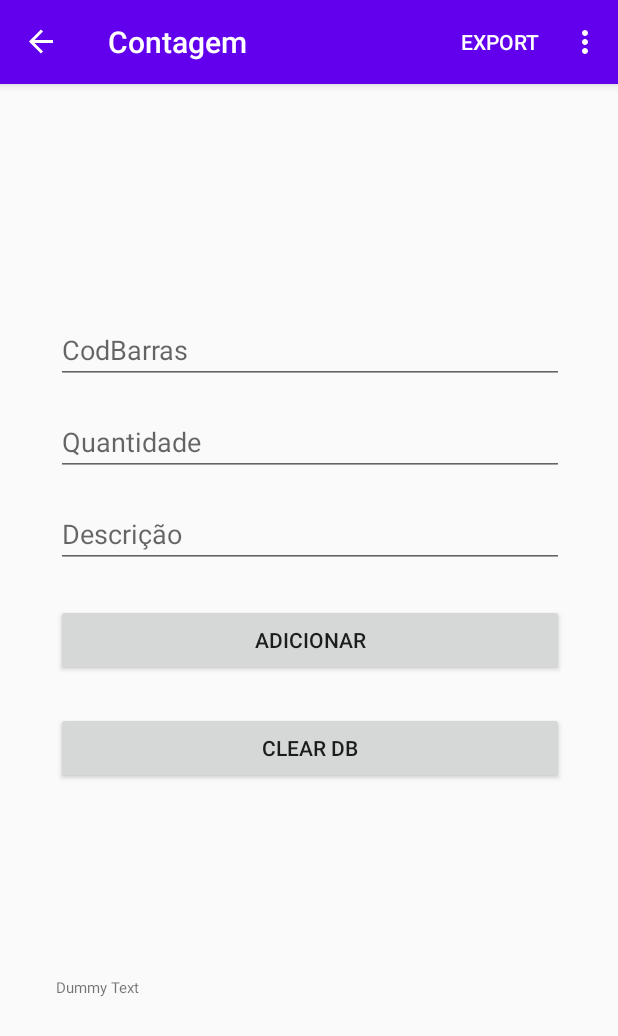
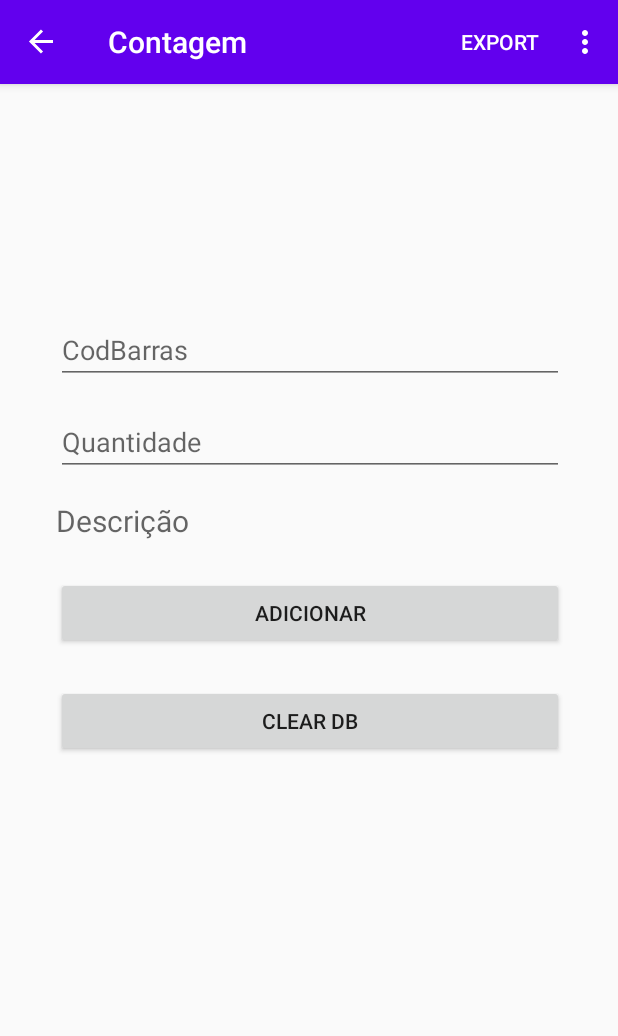
Before and after one commit to Slizel/FaridColetor, an Android app: the AddFragment screen opened through its navigation route, after a tap on "ADICIONAR", on a phone screen of 412 x 824 dp. Shown: the top 1036 px of the screen. Run offline under Robolectric (Android 15) with nearby library versions, the phone set to English and light mode, and no system bars; our stand-ins replace Room's generated code, navigation-ui; 3 statements that could not run were skipped.

Commit message:
Recycleview corrigido e ataptado para exibir corretamente as informações da contagem e do produto refletindo o modelo do JoinContagemProduto.kt

```diff
--- a/app/src/main/java/faridnet/com/faridcoletor/Data/ContagensDao.kt
+++ b/app/src/main/java/faridnet/com/faridcoletor/Data/ContagensDao.kt
@@ -3,6 +3,7 @@ package faridnet.com.faridcoletor.Data
 import androidx.lifecycle.LiveData
 import androidx.room.*
 import faridnet.com.faridcoletor.Model.Contagens
+import faridnet.com.faridcoletor.Model.JoinContagemProduto
 
 @Dao
 interface ContagensDao {
@@ -20,17 +21,17 @@ interface ContagensDao {
     @Query("DELETE FROM contagem_table")
     suspend fun deleteAllContagens()
 
-
     @Query("SELECT * FROM contagem_table ORDER BY produtoId ASC")
     fun readAllData(): LiveData<List<Contagens>>
 
     @Query("SELECT * FROM contagem_table ORDER BY produtoId ASC")
     fun readAllInfo(): List<Contagens>
-
+    //@Query("SELECT contagem_table.produtoId, Produtos.descricao, contagem_table.quantidade, contagem_table.datahora FROM contagem_table join (select distinct produtoId, descricao from product_table) Produtos on Produtos.produtoId = contagem_table.produtoId ORDER BY contagem_table.dataHora ASC")
 
     @get:Query("SELECT * FROM contagem_table")
     val allContagens: List<Contagens>
 
-
+    @Query("SELECT contagem_table.produtoId, Produtos.descricao, contagem_table.quantidade FROM contagem_table join (select distinct produtoId, descricao from product_table) Produtos on Produtos.produtoId = contagem_table.produtoId ORDER BY contagem_table.dataHora ASC")
+    fun readAllDatajoinContagemProduto(): LiveData<List<JoinContagemProduto>>
 
 }
--- a/app/src/main/java/faridnet/com/faridcoletor/Data/ProdutosDao.kt
+++ b/app/src/main/java/faridnet/com/faridcoletor/Data/ProdutosDao.kt
@@ -1,8 +1,9 @@
 package faridnet.com.faridcoletor.Data
 
+import androidx.annotation.Nullable
 import androidx.lifecycle.LiveData
+import androidx.lifecycle.MutableLiveData
 import androidx.room.*
-import faridnet.com.faridcoletor.Model.Contagens
 import faridnet.com.faridcoletor.Model.Produtos
 
 @Dao
@@ -17,9 +18,18 @@ interface ProdutosDao {
     @Delete
     suspend fun deleteProdutos(produtos: Produtos)
 
+    @Query("SELECT * FROM product_table")
+    suspend fun findProduto() : List<Produtos>
+
     @Query("DELETE FROM product_table")
     suspend fun deleteAllProdutos()
 
     @Query("SELECT * FROM product_table ORDER BY produtoId ASC")
     fun readAllData(): LiveData<List<Produtos>>
+
+    @Query("SELECT * FROM product_table where cast(codBarras as int) = cast(:codBarras as int)")
+    suspend fun loadProductByCodBarra(codBarras: String): Produtos
+
+//    @Query("SELECT * FROM product_table where cast(codBarras as int) = cast(:codBarras as int)")
+//    fun loadProductByCodBarra(codBarras: String): LiveData<Produtos>
 }
--- a/app/src/main/java/faridnet/com/faridcoletor/Fragments/Add/AddFragment.kt
+++ b/app/src/main/java/faridnet/com/faridcoletor/Fragments/Add/AddFragment.kt
@@ -1,96 +1,128 @@
 package faridnet.com.faridcoletor.Fragments.Add
 
-import android.content.Context
-import android.content.Intent
-import android.net.Uri
 import android.os.Bundle
+import android.text.Editable
 import android.text.TextUtils
-import androidx.fragment.app.Fragment
+import android.text.TextWatcher
 import android.view.LayoutInflater
 import android.view.View
 import android.view.ViewGroup
 import android.widget.Toast
 import androidx.appcompat.app.AlertDialog
-import androidx.core.content.FileProvider
+import androidx.fragment.app.Fragment
+import androidx.fragment.app.viewModels
 import androidx.lifecycle.ViewModelProvider
-import androidx.navigation.fragment.findNavController
-import faridnet.com.faridcoletor.Data.AppDatabase
-import faridnet.com.faridcoletor.MainActivity
+import androidx.lifecycle.lifecycleScope
 import faridnet.com.faridcoletor.Model.Contagens
-import faridnet.com.faridcoletor.Model.Produtos
+import faridnet.com.faridcoletor.R
 import faridnet.com.faridcoletor.Viewmodel.AppViewModel
-import faridnet.com.faridcoletor.R
 import kotlinx.android.synthetic.main.fragment_add.*
 import kotlinx.android.synthetic.main.fragment_add.view.*
-import java.io.File
-import java.io.FileOutputStream
+import kotlinx.coroutines.launch
 import java.text.SimpleDateFormat
 import java.util.*
-
 
 class AddFragment : Fragment() {
 
     private lateinit var cAppViewModel: AppViewModel
     private lateinit var pAppViewModel: AppViewModel
+    private val model: AppViewModel by viewModels()
 
     override fun onCreateView(
-        inflater: LayoutInflater, container: ViewGroup?,
+        inflater: LayoutInflater,
+        container: ViewGroup?,
         savedInstanceState: Bundle?
     ): View? {
+        // Criar objeto da View Model
+        pAppViewModel = ViewModelProvider(this).get(AppViewModel::class.java)
+        cAppViewModel = ViewModelProvider(this).get(AppViewModel::class.java)
+
 
         // Inflate the layout for this fragment
         val view = inflater.inflate(R.layout.fragment_add, container, false)
 
-        // Criar objeto da View Model
-        pAppViewModel = ViewModelProvider(this).get(AppViewModel::class.java)
-        cAppViewModel = ViewModelProvider(this).get(AppViewModel::class.java)
+        val viewTextDescricao = view.ViewTextDescricao
+        val txtEdit = view.editTextTextCodBarras
+        //val txtEdit2 = view.editTextQuantidade
+
+        txtEdit.addTextChangedListener(object : TextWatcher {
+
+            override fun beforeTextChanged(p0: CharSequence?, p1: Int, p2: Int, p3: Int) {
+            }
+
+            override fun onTextChanged(p0: CharSequence?, p1: Int, p2: Int, p3: Int) {
+                if (txtEdit.text.toString() != "") {
+                    lifecycleScope.launch {
+                        val codBarras = editTextTextCodBarras.text.toString()
+                        val produto = pAppViewModel.loadProdutobyCodBarra(codBarras)
+
+                        if (produto != null) {
+                            view.editTextQuantidade.setTextIsSelectable(true)
+                            viewTextDescricao.text =
+                                produto.produtoId.toString() + " - " + produto.descricao
+                        } else {
+                            view.editTextQuantidade.setTextIsSelectable(false)
+                            viewTextDescricao.text = ""
+                        }
+                    }
+                }
+            }
+
+            override fun afterTextChanged(p0: Editable?) {
+                viewTextDescricao.text = ""
+            }
+        })
 
         view.add_btn.setOnClickListener {
-            insertDataToDatabase()
+            if (editTextTextCodBarras != null || editTextQuantidade != null) {
+                insertDataToDatabase()
+            }
         }
 
         view.add_btn2.setOnClickListener {
             clearDatabase()
         }
 
-
         return view
     }
-
 
     // Database
     private fun insertDataToDatabase() {
         val codBarras = editTextTextCodBarras.text.toString()
         val qtde = editTextQuantidade.text.toString()
-        val descricao = editTextDescricao.text.toString()
+        //var descricao = ViewTextDescricao.text.toString()
 
-        val sdf = SimpleDateFormat("dd/M/yyyy hh:mm:ss")
-        val currentDate = sdf.format(Date())
+        if (inputCheck(codBarras, qtde)) {
 
-        if (inputCheck(codBarras, qtde, descricao)) {
+            var pos = ViewTextDescricao.text.indexOf("-")
+            var input: CharSequence = ViewTextDescricao.getText().substring(0..pos - 2)
+            var prodId: String = input.toString()
+
+
+            val sdf = SimpleDateFormat("dd/M/yyyy hh:mm:ss")
+            val currentDate = sdf.format(Date())
+
+
             //Create Product Object
-            val contagem = Contagens(0, Integer.parseInt(qtde), currentDate)
-
-            //Precisa criar váriavel que pega o código do produto
-            val produto = Produtos(codBarras, 0, descricao)
+            val contagem =
+                Contagens(Integer.parseInt(prodId), qtde.toDouble(), currentDate.toString())
 
             // Add Data to Database
             cAppViewModel.addContagens(contagem)
-            pAppViewModel.addProdutos(produto)
 
             Toast.makeText(requireContext(), "Adicionado com sucesso", Toast.LENGTH_LONG).show()
-            findNavController().navigate(R.id.action_addFragment_to_listFragment)
+            //findNavController().navigate(R.id.action_addFragment_to_listFragment)
 
         } else {
-            Toast.makeText(requireContext(), "Preencha os campos, por gentileza", Toast.LENGTH_LONG).show()
-
+            Toast.makeText(requireContext(), "Preencha os campos, por gentileza", Toast.LENGTH_LONG)
+                .show()
         }
     }
 
-    private fun inputCheck(codBarras: String, qtde: String, descricao: String): Boolean {
-        return !(TextUtils.isEmpty(codBarras) && TextUtils.isEmpty(qtde) && TextUtils.isEmpty(
-            descricao
-        ))
+    private fun inputCheck(codBarras: String, qtde: String): Boolean {
+        return !(TextUtils.isEmpty(codBarras) && TextUtils.isEmpty(qtde) || TextUtils.isEmpty(
+            codBarras
+        ) || TextUtils.isEmpty(qtde))
     }
 
     private fun clearDatabase() {
@@ -100,20 +132,15 @@ class AddFragment : Fragment() {
             cAppViewModel.deleteAllContagens()
             pAppViewModel.deleteAllProdutos()
 
-
             Toast.makeText(
                 requireContext(),
                 "Banco foi limpo",
                 Toast.LENGTH_SHORT
             ).show()
-
         }
         builder.setNegativeButton("Não") { _, _ -> }
         builder.setTitle("Limpar Banco de Dados")
         builder.setMessage("Tem certeza que deseja limpar o BD?")
         builder.create().show()
     }
-
-
-
 }
--- a/app/src/main/java/faridnet/com/faridcoletor/Fragments/List/ListAdapter.kt
+++ b/app/src/main/java/faridnet/com/faridcoletor/Fragments/List/ListAdapter.kt
@@ -1,20 +1,15 @@
-package faridnet.com.faridcoletor.Fragments.List
-
 import android.view.LayoutInflater
 import android.view.View
 import android.view.ViewGroup
-import androidx.navigation.findNavController
 import androidx.recyclerview.widget.RecyclerView
 import faridnet.com.faridcoletor.Model.Contagens
-import faridnet.com.faridcoletor.Model.Produtos
+import faridnet.com.faridcoletor.Model.JoinContagemProduto
 import faridnet.com.faridcoletor.R
 import kotlinx.android.synthetic.main.custom_row.view.*
 
 class ListAdapter : RecyclerView.Adapter<ListAdapter.MyViewHolder>() {
 
-    private var contagensList = emptyList<Contagens>()
-    private var produtosList = emptyList<Produtos>()
-
+    private var joinContagemProdutoList = emptyList<JoinContagemProduto>()
 
     class MyViewHolder(itemView: View) : RecyclerView.ViewHolder(itemView) {}
 
@@ -24,44 +19,23 @@ class ListAdapter : RecyclerView.Adapter<ListAdapter.MyViewHolder>() {
         )
     }
 
+    override fun getItemCount(): Int {
+        return joinContagemProdutoList.size
 
-    override fun getItemCount(): Int {
-        return contagensList.size
     }
 
     override fun onBindViewHolder(holder: MyViewHolder, position: Int) {
 
-        val contagensItem = contagensList[position]
-        val produtosItem = produtosList[position]
+        val joinContagemProdutoItem = joinContagemProdutoList[position]
 
-        holder.itemView.codInternoTextView.text = produtosItem.produtoId.toString()
-        holder.itemView.codBarrasTextView.text = produtosItem.codBarras
-        holder.itemView.qtdeTextView.text = contagensItem.quantidade.toString()
-        holder.itemView.descricaoTextView.text = produtosItem.descricao
-
-        holder.itemView.rowLayout.setOnClickListener {
-
-
-            val action = ListFragmentDirections.actionListFragmentToUpdateFragment(
-                contagensItem,
-                produtosItem
-            )
-            holder.itemView.findNavController().navigate(action)
-
-        }
+        holder.itemView.codBarrasTextView.text = joinContagemProdutoItem.produtoId.toString()
+        holder.itemView.qtdeTextView.text = joinContagemProdutoItem.contagemQuantidade.toString()
+        holder.itemView.descricaoTextView.text = joinContagemProdutoItem.produtoDescricao.toString()
 
     }
 
-
-    fun setContagensData(contagens: List<Contagens>) {
-        this.contagensList = contagens
+    fun setContagensData(joinContagemProduto: List<JoinContagemProduto>) {
+        this.joinContagemProdutoList = joinContagemProduto
         notifyDataSetChanged()
     }
-
-    fun setProdutosData(produtos: List<Produtos>) {
-        this.produtosList = produtos
-        notifyDataSetChanged()
-    }
-
-
 }
--- a/app/src/main/java/faridnet/com/faridcoletor/Fragments/List/ListFragment.kt
+++ b/app/src/main/java/faridnet/com/faridcoletor/Fragments/List/ListFragment.kt
@@ -1,5 +1,6 @@
 package faridnet.com.faridcoletor.Fragments.List
 
+import ListAdapter
 import android.os.Bundle
 import androidx.fragment.app.Fragment
 import android.view.LayoutInflater
@@ -35,22 +36,22 @@ class ListFragment : Fragment() {
 
         //AppViewModel - > Contagens
         cAppViewModel = ViewModelProvider(this).get(AppViewModel::class.java)
-        cAppViewModel.Cont_readAllData.observe(viewLifecycleOwner, Observer { contagens ->
-            adapter.setContagensData(contagens)
+        cAppViewModel.Cont_readAllDatajoinContagemProduto.observe(viewLifecycleOwner, Observer { joinContagemProduto ->
+            adapter.setContagensData(joinContagemProduto)
 
         })
 
-        //AppViewModel - > Produtos
-        pAppViewModel = ViewModelProvider(this).get(AppViewModel::class.java)
-        pAppViewModel.Prod_readAllData.observe(viewLifecycleOwner, Observer { produto ->
-            adapter.setProdutosData(produto)
-        })
+//        //AppViewModel - > Produtos
+//        pAppViewModel = ViewModelProvider(this).get(AppViewModel::class.java)
+//        pAppViewModel.Prod_readAllData.observe(viewLifecycleOwner, Observer { produto ->
+//            adapter.setProdutosData(produto)
+//        })
+
 
         view.floatingActionButton.setOnClickListener {
             findNavController().navigate(R.id.action_listFragment_to_addFragment)
         }
 
-
         return view
     }
 }
--- a/app/src/main/java/faridnet/com/faridcoletor/Model/Contagens.kt
+++ b/app/src/main/java/faridnet/com/faridcoletor/Model/Contagens.kt
@@ -17,9 +17,9 @@ import kotlinx.android.parcel.Parcelize
 
 data class Contagens(
 
-    @PrimaryKey(autoGenerate = true)
+    @PrimaryKey
     val produtoId: Int,
-    val quantidade: Int,
+    val quantidade: Double,
     val dataHora: String
 
 ) : Parcelable {
--- a/app/src/main/java/faridnet/com/faridcoletor/Model/Produtos.kt
+++ b/app/src/main/java/faridnet/com/faridcoletor/Model/Produtos.kt
@@ -8,8 +8,8 @@ import kotlinx.android.parcel.Parcelize
 @Parcelize
 @Entity(tableName = "product_table")
 data class Produtos(
+    @PrimaryKey
     val codBarras: String,
-    @PrimaryKey(autoGenerate = true)
     val produtoId: Int,
     val descricao: String
 
--- a/app/src/main/java/faridnet/com/faridcoletor/Repository/ContagensRepository.kt
+++ b/app/src/main/java/faridnet/com/faridcoletor/Repository/ContagensRepository.kt
@@ -3,10 +3,12 @@ package faridnet.com.faridcoletor.Repository
 import androidx.lifecycle.LiveData
 import faridnet.com.faridcoletor.Data.ContagensDao
 import faridnet.com.faridcoletor.Model.Contagens
+import faridnet.com.faridcoletor.Model.JoinContagemProduto
 
 class ContagensRepository(private val contagensDao: ContagensDao) {
 
     val readAllData: LiveData<List<Contagens>> = contagensDao.readAllData()
+    val readAllDatajoinContagemProduto: LiveData<List<JoinContagemProduto>> = contagensDao.readAllDatajoinContagemProduto()
 
     suspend fun addContagem(contagens: Contagens){
         contagensDao.addContagem(contagens)
@@ -18,13 +20,10 @@ class ContagensRepository(private val contagensDao: ContagensDao) {
 
     suspend fun deleteContagens(contagens: Contagens) {
         contagensDao.deleteContagens(contagens)
-
     }
 
     suspend fun updateContagens(contagens: Contagens){
         contagensDao.updateContagem(contagens)
 
     }
-
-
 }
--- a/app/src/main/java/faridnet/com/faridcoletor/Viewmodel/AppViewModel.kt
+++ b/app/src/main/java/faridnet/com/faridcoletor/Viewmodel/AppViewModel.kt
@@ -1,6 +1,8 @@
 package faridnet.com.faridcoletor.Viewmodel
 
 import android.app.Application
+import android.util.Log
+import android.widget.Toast
 import androidx.lifecycle.AndroidViewModel
 import androidx.lifecycle.LiveData
 import androidx.lifecycle.MutableLiveData
@@ -8,6 +10,7 @@ import androidx.lifecycle.viewModelScope
 import faridnet.com.faridcoletor.Model.Contagens
 import faridnet.com.faridcoletor.Repository.ContagensRepository
 import faridnet.com.faridcoletor.Data.AppDatabase
+import faridnet.com.faridcoletor.Model.JoinContagemProduto
 import faridnet.com.faridcoletor.Model.Produtos
 import faridnet.com.faridcoletor.Repository.ProdutosRepository
 import kotlinx.coroutines.Dispatchers
@@ -21,32 +24,43 @@ class AppViewModel(application: Application) : AndroidViewModel(application) {
     val Prod_readAllData: LiveData<List<Produtos>>
     private val Prod_repository: ProdutosRepository
 
+    val Cont_readAllDatajoinContagemProduto: LiveData<List<JoinContagemProduto>>
+    private val contJoin_repository: ContagensRepository
+
+
     // Create a LiveData with a String
-    val currentName: MutableLiveData<String> by lazy {
+    val currentProduto: MutableLiveData<String> by lazy {
         MutableLiveData<String>()
     }
 
     init {
+        val contagensDao = AppDatabase.getDatabase(application).contagensDao()
+        Cont_repository = ContagensRepository(contagensDao)
+        Cont_readAllData = Cont_repository.readAllData
+    }
 
+    init {
         val contagensDao = AppDatabase.getDatabase(application).contagensDao()
+        contJoin_repository = ContagensRepository(contagensDao)
+        Cont_readAllDatajoinContagemProduto = contJoin_repository.readAllDatajoinContagemProduto
+    }
 
-        Cont_repository =
-            ContagensRepository(
-                contagensDao
-            )
-        Cont_readAllData = Cont_repository.readAllData
-
-    }
 
     init {
         val produtosDao = AppDatabase.getDatabase(application).produtosDao()
 
-        Prod_repository =
-            ProdutosRepository(
-                produtosDao
-            )
+        Prod_repository = ProdutosRepository(produtosDao)
         Prod_readAllData = Prod_repository.readAllData
     }
+
+
+    fun readAllDatajoinContagemProduto(joinContagemProduto: JoinContagemProduto){
+        viewModelScope.launch(Dispatchers.IO) {
+            contJoin_repository.readAllDatajoinContagemProduto
+        }
+
+    }
+
 
     fun addContagens(contagens: Contagens) {
         viewModelScope.launch(Dispatchers.IO) {
@@ -60,7 +74,6 @@ class AppViewModel(application: Application) : AndroidViewModel(application) {
         }
     }
 
-
     fun deleteAllContagens() {
         viewModelScope.launch(Dispatchers.IO) {
             Cont_repository.deleteAllContagens()
@@ -73,19 +86,31 @@ class AppViewModel(application: Application) : AndroidViewModel(application) {
         }
     }
 
-    fun updateContagens(contagens: Contagens){
+    fun updateContagens(contagens: Contagens) {
         viewModelScope.launch(Dispatchers.IO) {
             Cont_repository.updateContagens(contagens)
-
         }
-
     }
 
-    fun updateProdutos(produtos: Produtos){
+    fun updateProdutos(produtos: Produtos) {
         viewModelScope.launch(Dispatchers.IO) {
             Prod_repository.updateProdutos(produtos)
         }
     }
+
+    suspend fun loadProdutobyCodBarra(codBarras: String): Produtos {
+
+        viewModelScope.launch(Dispatchers.IO) {
+            Prod_repository.loadProductByCodBarra(codBarras)
+        }
+
+        return Prod_repository.loadProductByCodBarra(codBarras)
+
+    }
+
+//    fun loadProdutobyCodBarra(codBarras: String): LiveData<Produtos> {
+//        return Prod_repository.loadProductByCodBarra(codBarras)
+//    }
 
     //    fun deleteContagens(contagens: Contagens){
 //        viewModelScope.launch(Dispatchers.IO){
@@ -93,10 +118,4 @@ class AppViewModel(application: Application) : AndroidViewModel(application) {
 //        }
 //    }
 
-//        fun deleteProdutos(produtos: Produtos){
-//        viewModelScope.launch(Dispatchers.IO){
-//            Prod_repository.deleteProdutos(produtos)
-//        }
-//    }
-
 }
--- a/app/src/main/res/layout/fragment_add.xml
+++ b/app/src/main/res/layout/fragment_add.xml
@@ -14,7 +14,9 @@
         android:layout_marginTop="100dp"
         android:ems="10"
         android:hint="CodBarras"
-        android:inputType="textPersonName"
+        android:inputType="number"
+        android:imeOptions="flagNoExtractUi"
+        android:nextFocusForward="@+id/editTextQuantidade"
         app:layout_constraintEnd_toEndOf="parent"
         app:layout_constraintHorizontal_bias="0.5"
         app:layout_constraintStart_toStartOf="parent"
@@ -27,25 +29,27 @@
         android:layout_marginTop="16dp"
         android:ems="10"
         android:hint="Quantidade"
-        android:inputType="textPersonName"
+        android:inputType="numberDecimal"
+        android:imeOptions="flagNoExtractUi"
+        android:nextFocusUp="@+id/editTextQuantidade"
         app:layout_constraintEnd_toEndOf="parent"
         app:layout_constraintHorizontal_bias="0.5"
         app:layout_constraintStart_toStartOf="parent"
         app:layout_constraintTop_toBottomOf="@+id/editTextTextCodBarras" />
 
-    <EditText
-        android:id="@+id/editTextDescricao"
+    <TextView
+        android:id="@+id/ViewTextDescricao"
         android:layout_width="match_parent"
         android:layout_height="wrap_content"
         android:layout_marginTop="16dp"
         android:ems="10"
         android:hint="Descrição"
         android:inputType="textPersonName"
+        android:textSize="20sp"
         app:layout_constraintEnd_toEndOf="parent"
         app:layout_constraintHorizontal_bias="0.5"
         app:layout_constraintStart_toStartOf="parent"
         app:layout_constraintTop_toBottomOf="@+id/editTextQuantidade" />
-
 
     <Button
         android:id="@+id/add_btn"
@@ -56,7 +60,7 @@
         app:layout_constraintEnd_toEndOf="parent"
         app:layout_constraintHorizontal_bias="0.5"
         app:layout_constraintStart_toStartOf="parent"
-        app:layout_constraintTop_toBottomOf="@+id/editTextDescricao" />
+        app:layout_constraintTop_toBottomOf="@+id/ViewTextDescricao" />
 
     <Button
         android:id="@+id/add_btn2"
@@ -69,7 +73,6 @@
         app:layout_constraintStart_toStartOf="parent"
         app:layout_constraintTop_toBottomOf="@+id/add_btn" />
 
-
     <LinearLayout
         android:layout_width="match_parent"
         android:layout_height="wrap_content"
@@ -79,31 +82,5 @@
         app:layout_constraintStart_toStartOf="parent"
         app:layout_constraintTop_toBottomOf="@+id/add_btn2">
 
-        <ScrollView
-            android:layout_width="match_parent"
-            android:layout_height="match_parent">
-
-            <TextView
-                android:id="@+id/importView"
-                android:layout_width="wrap_content"
-                android:layout_height="wrap_content"
-                android:layout_marginTop="24dp"
-                android:text="Dummy Text"
-                android:textSize="10sp" />
-        </ScrollView>
-
     </LinearLayout>
-
-    <!--    <TextView-->
-    <!--        android:id="@+id/importView"-->
-    <!--        android:layout_width="wrap_content"-->
-    <!--        android:layout_height="wrap_content"-->
-    <!--        android:layout_marginTop="24dp"-->
-    <!--        android:text="Dummy Text"-->
-    <!--        android:textSize="20sp"-->
-    <!--        app:layout_constraintEnd_toEndOf="parent"-->
-    <!--        app:layout_constraintHorizontal_bias="0.52"-->
-    <!--        app:layout_constraintStart_toStartOf="parent"-->
-    <!--        app:layout_constraintTop_toBottomOf="@+id/editTextDescricao" />-->
-
 </androidx.constraintlayout.widget.ConstraintLayout>
--- a/app/src/main/res/navigation/my_nav.xml
+++ b/app/src/main/res/navigation/my_nav.xml
@@ -36,8 +36,5 @@
         <argument
             android:name="currentContagem"
             app:argType="faridnet.com.faridcoletor.Model.Contagens" />
-        <argument
-            android:name="currentProduto"
-            app:argType="faridnet.com.faridcoletor.Model.Produtos" />
     </fragment>
 </navigation>
```
Also changed, not shown: app/src/main/java/faridnet/com/faridcoletor/Fragments/Update/UpdateFragment.kt (+14 -15 lines), app/src/main/java/faridnet/com/faridcoletor/MainActivity.kt (+58 -52 lines), app/src/main/java/faridnet/com/faridcoletor/Model/ProgressDialog.kt (added, +25 -0 lines), app/src/main/java/faridnet/com/faridcoletor/Repository/ProdutosRepository.kt (+9 -3 lines), app/src/main/res/layout/custom_row.xml (+14 -36 lines), app/src/main/res/layout/fragment_list.xml (+7 -3 lines), app/src/main/res/layout/fragment_update.xml (+3 -27 lines), app/src/main/res/layout/progress_dialog.xml (added, +20 -0 lines).
